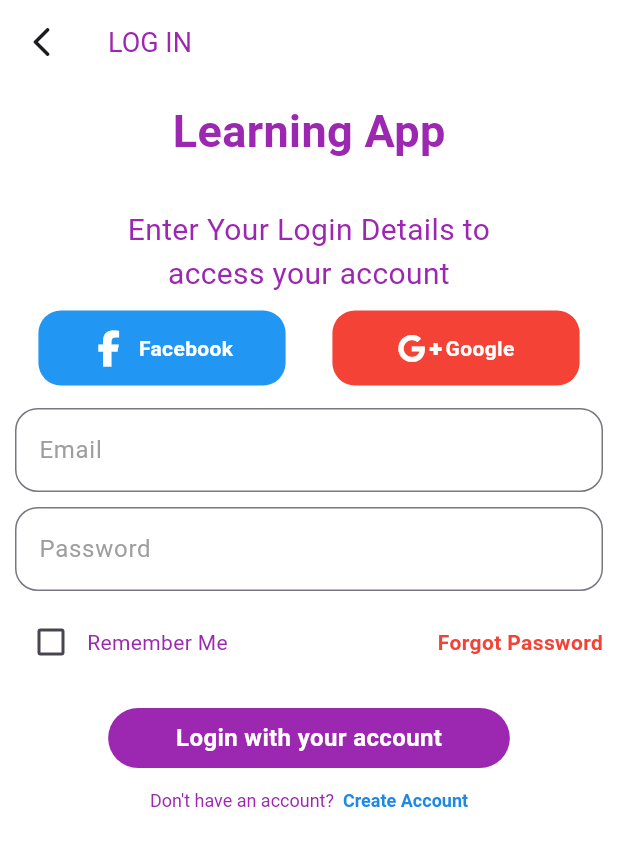
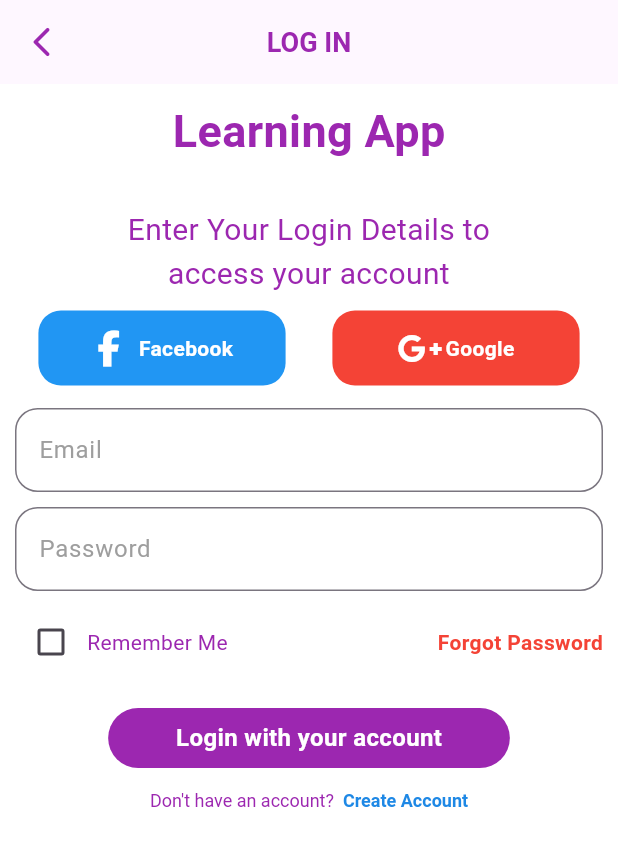
Before and after one commit to VishishtaDilsara/Learning_App_UI, a Flutter app: the LoginScreen screen opened directly, on a phone screen of 412 x 824 dp. Shown: the top 846 px of the screen. Run offline on Flutter 3.47's test engine with Material 3 defaults, Android fonts, the phone set to English and light mode, and no system bars; our stand-ins replace font_awesome_flutter, logger; network calls fail.

Commit message:
My classes screen created

```diff
--- a/lib/screens/login_screen.dart
+++ b/lib/screens/login_screen.dart
@@ -2,6 +2,7 @@ import 'package:flutter/material.dart';
 import 'package:font_awesome_flutter/font_awesome_flutter.dart';
 import 'package:learning_app_ui/components/app_button.dart';
 import 'package:learning_app_ui/components/primary_button.dart';
+import 'package:learning_app_ui/screens/my_classes.dart';
 
 class LoginScreen extends StatelessWidget {
   const LoginScreen({super.key});
@@ -12,12 +13,22 @@ class LoginScreen extends StatelessWidget {
     return Scaffold(
       backgroundColor: Colors.white,
       appBar: AppBar(
-        backgroundColor: Colors.white,
+        centerTitle: true,
+
         title: Text(
           'LOG IN',
-          style: TextStyle(fontSize: 18, color: Colors.purple),
+          style: TextStyle(
+            fontSize: 18,
+            color: Colors.purple,
+            fontWeight: FontWeight.bold,
+          ),
         ),
-        leading: Icon(Icons.arrow_back_ios_rounded),
+        leading: GestureDetector(
+          onTap: () {
+            Navigator.pop(context);
+          },
+          child: Icon(Icons.arrow_back_ios_rounded, color: Colors.purple),
+        ),
       ),
       body: Center(
         child: Padding(
@@ -102,7 +113,12 @@ class LoginScreen extends StatelessWidget {
               PrimaryButton(
                 size: size,
                 text: 'Login with your account',
-                onTap: () {},
+                onTap: () {
+                  Navigator.push(
+                    context,
+                    MaterialPageRoute(builder: (context) => MyClasses()),
+                  );
+                },
               ),
               SizedBox(height: 15),
               RichText(
```
Also changed, not shown: lib/model/class_model.dart (added, +11 -0 lines), lib/screens/my_classes.dart (added, +79 -0 lines).
